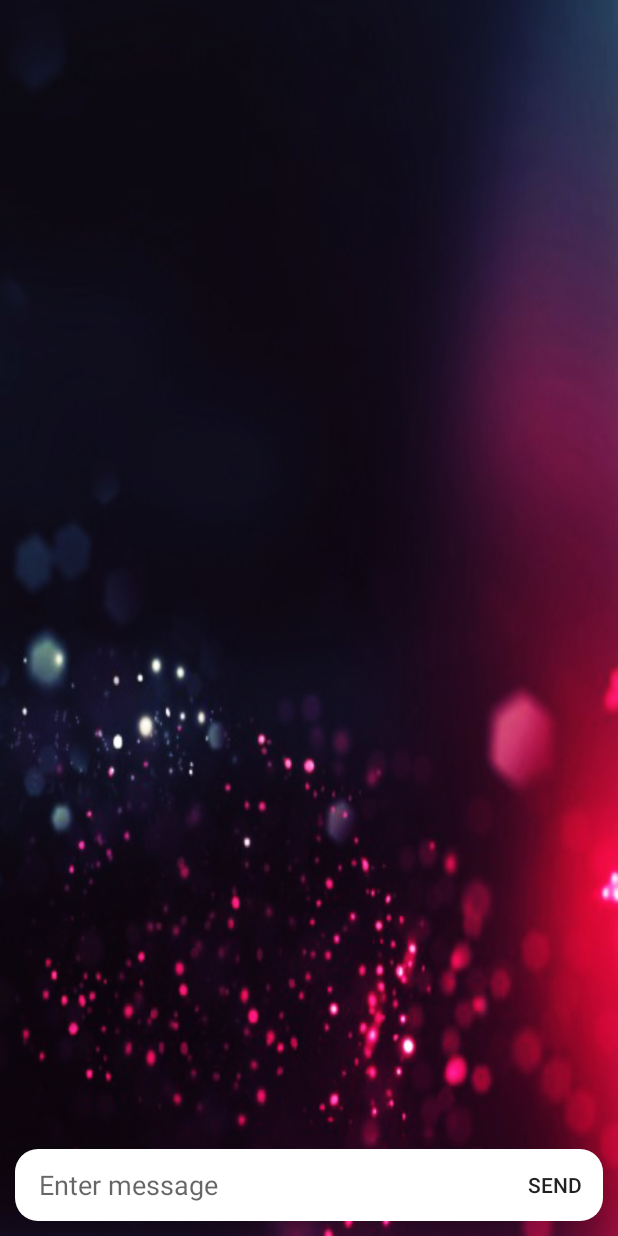
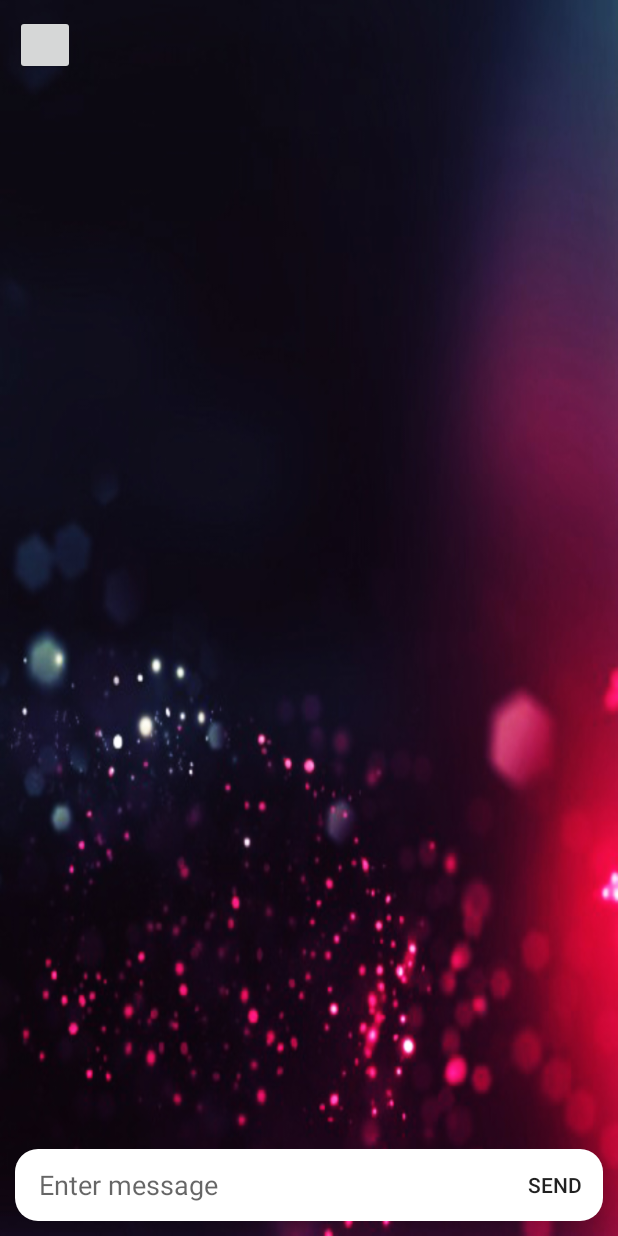
Before and after one commit to AdityaSatnalika/Messaging-APP-Android, an Android app: the sendMessage screen opened directly, with no data from a screen before it, on a phone screen of 412 x 824 dp. Run offline under Robolectric (Android 15) with nearby library versions, the phone set to English and light mode, and no system bars; our stand-ins replace Firebase (no records; nobody signed in at launch, a user with empty details on screens opened directly); 3 statements that could not run were skipped.

Commit message:
Changes For J Componenet
Changes For J Componenet

```diff
--- a/app/src/main/java/sendmessage/aditya/com/message/Blog.java
+++ b/app/src/main/java/sendmessage/aditya/com/message/Blog.java
@@ -20,7 +20,4 @@ public class Blog {
     public void setmessage(String message) {
         this.message = message;
     }
-
-
-
 }
--- a/app/src/main/res/layout/activity_registration.xml
+++ b/app/src/main/res/layout/activity_registration.xml
@@ -5,8 +5,7 @@
     android:layout_width="match_parent"
     android:layout_height="match_parent"
     tools:context=".Registration"
-    android:background="@drawable/back"
-    android:layout_margin="10dp">
+    android:background="@drawable/back">
 
     <Button
         android:id="@+id/Register"
--- a/app/src/main/res/layout/chat_screen.xml
+++ b/app/src/main/res/layout/chat_screen.xml
@@ -9,14 +9,21 @@
 
     tools:context=".sendMessage">
 
+    <Button
+        android:layout_width="40dp"
+        android:layout_height="40dp"
+        tools:layout_editor_absoluteX="328dp"
+        tools:layout_editor_absoluteY="0dp" />
+
     <android.support.v7.widget.RecyclerView
         android:id="@+id/reyclerview_message_list"
         android:layout_width="match_parent"
-        android:layout_height="match_parent"
+        android:layout_height="453dp"
         android:layout_marginTop="4dp"
-        android:layout_marginBottom="52dp"
         app:layout_constraintBottom_toTopOf="@id/layout_chatbox"
-        app:layout_constraintTop_toTopOf="parent">
+        app:layout_constraintTop_toTopOf="parent"
+        app:layout_constraintVertical_bias="1.0"
+        tools:layout_editor_absoluteX="27dp">
 
 
     </android.support.v7.widget.RecyclerView>
--- a/build.gradle
+++ b/build.gradle
@@ -7,7 +7,7 @@ buildscript {
         jcenter()
     }
     dependencies {
-        classpath 'com.android.tools.build:gradle:3.1.2'
+        classpath 'com.android.tools.build:gradle:3.1.4'
         classpath 'com.google.gms:google-services:3.2.0'
     }
 }
```
